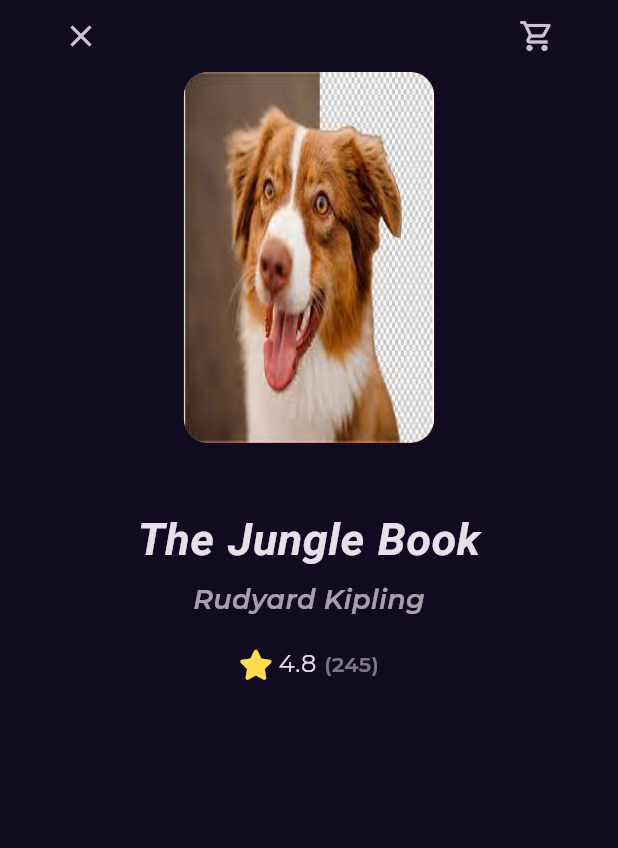
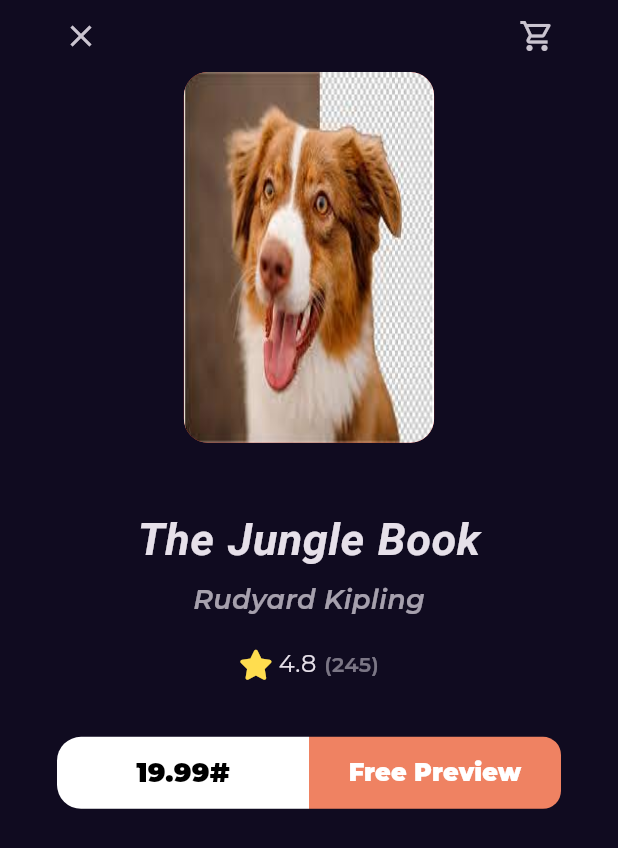
Before and after one commit to EngMohammed123/bookly, a Flutter app: the BookDetailsView screen opened by its route, on a phone screen of 412 x 824 dp. Shown: the top 848 px of the screen. Run offline on Flutter 3.47's test engine with Material 3 defaults, Android fonts, the phone set to English and light mode, and no system bars; our stand-ins replace font_awesome_flutter, go_router, google_fonts.

Commit message:
create books action

```diff
--- /dev/null
+++ b/lib/core/widgets/custom_button.dart
@@ -0,0 +1,43 @@
+import 'package:bookly/core/index.dart';
+import 'package:flutter/material.dart';
+
+class CustomButton extends StatelessWidget{
+  const CustomButton({super.key,
+   required this.text,
+   required this.backgroundColor,
+   required this.textColor,
+   this.borderRadius,
+   this.fontSize,
+   });
+
+final String text;
+final Color backgroundColor;
+final Color textColor;
+final BorderRadius? borderRadius;
+final double? fontSize;
+
+  @override
+  Widget build(BuildContext context) {
+    return SizedBox(
+      height: 48,
+      child: TextButton(
+
+        onPressed: (){},
+        style: TextButton.styleFrom(
+          backgroundColor: backgroundColor,
+          shape: RoundedRectangleBorder(
+            borderRadius: borderRadius ?? BorderRadius.circular(16)
+            ),
+        ),
+         child: Text(
+          text,
+          style: Styles.textStyle18.copyWith(
+            color: textColor,
+            fontWeight: FontWeight.w900,
+            fontSize: fontSize
+          ),
+          )
+         ),
+    );
+  }
+}
--- a/lib/features/home/presentation/views/widgets/book_details_view_body.dart
+++ b/lib/features/home/presentation/views/widgets/book_details_view_body.dart
@@ -1,4 +1,5 @@
 import 'package:bookly/features/home/index.dart';
+import 'package:bookly/features/home/presentation/views/widgets/books_action.dart';
 import 'package:bookly/features/home/presentation/views/widgets/custom_book_details_app_bar.dart';
 import 'package:bookly/index.dart';
 import 'package:flutter/material.dart';
@@ -46,6 +47,10 @@ class BookDetailsViewBody extends StatelessWidget{
             const BookRating(
               mainAxisAlignment: MainAxisAlignment.center,
             ),
+            const SizedBox(
+              height: 37,
+            ),
+            const BooksAction(),
         ],
       ),
     );
--- /dev/null
+++ b/lib/features/home/presentation/views/widgets/books_action.dart
@@ -0,0 +1,40 @@
+
+import 'package:bookly/core/widgets/custom_button.dart';
+import 'package:flutter/material.dart';
+
+class BooksAction extends StatelessWidget{
+  const BooksAction({super.key});
+
+  @override
+  Widget build(BuildContext context) {
+    return const Padding(
+      padding: EdgeInsets.symmetric(horizontal: 8),
+      child: Row(
+        children: [
+          Expanded(
+            child: CustomButton(
+              text: '19.99#',
+              backgroundColor: Colors.white,
+              textColor: Colors.black,
+              borderRadius: BorderRadius.only(
+                bottomLeft: Radius.circular(16),
+                topLeft: Radius.circular(16),
+          ),
+          ),
+          ),
+           Expanded(
+            child: CustomButton(
+              text: 'Free Preview',
+              backgroundColor: Color(0xffEF8262),
+              textColor: Colors.white,
+              borderRadius: BorderRadius.only(
+                bottomRight: Radius.circular(12),
+                topRight: Radius.circular(12),
+          ), fontSize: 16,
+          ),
+          ),
+        ],
+      ),
+    );
+  }
+}
--- a/lib/features/home/presentation/views/widgets/index.dart
+++ b/lib/features/home/presentation/views/widgets/index.dart
@@ -1,5 +1,6 @@
 export 'best_seller_list_view.dart';
 export 'best_seller_list_view_item.dart';
+export 'books_action.dart';
 export 'book_details_view_body.dart';
 export 'book_rating.dart';
 export 'custom_app_bar.dart';
```
